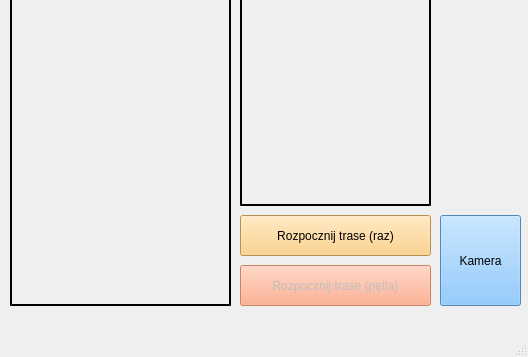
This is src/utils/form.ui in MaksMacioszczyk/robot_arm_controll as Qt 5 draws it before an edit; both pictures show x 0 to 528 and y 205 to 562 of the 528 by 562 pixel window. The edited form follows.
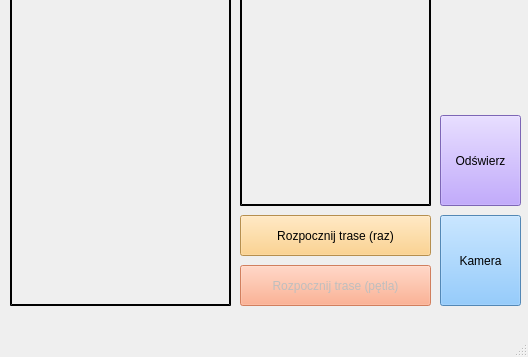
This is the edited form.

```diff
--- a/src/utils/form.ui
+++ b/src/utils/form.ui
@@ -211,6 +211,22 @@
      <set>Qt::AlignHCenter|Qt::AlignTop</set>
     </property>
    </widget>
+   <widget class="QPushButton" name="button_refresh">
+    <property name="geometry">
+     <rect>
+      <x>440</x>
+      <y>320</y>
+      <width>81</width>
+      <height>91</height>
+     </rect>
+    </property>
+    <property name="styleSheet">
+     <string notr="true">background-color: rgb(175, 143, 255);</string>
+    </property>
+    <property name="text">
+     <string>Odświerz</string>
+    </property>
+   </widget>
   </widget>
   <widget class="QMenuBar" name="menubar">
    <property name="geometry">
```
